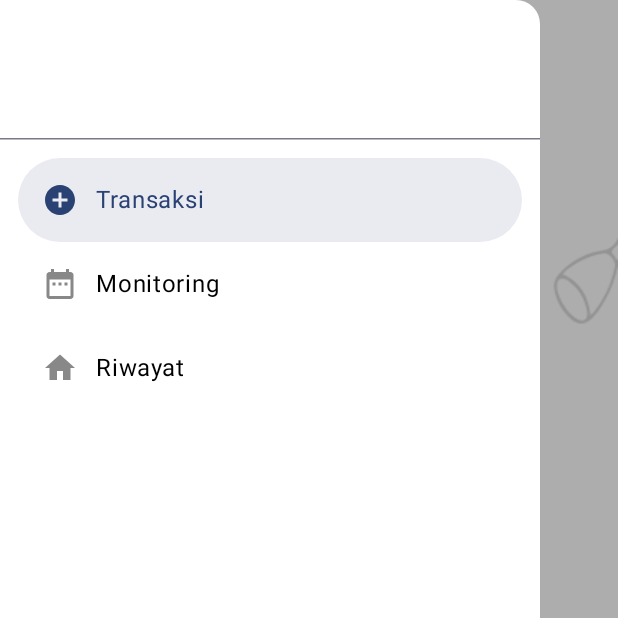
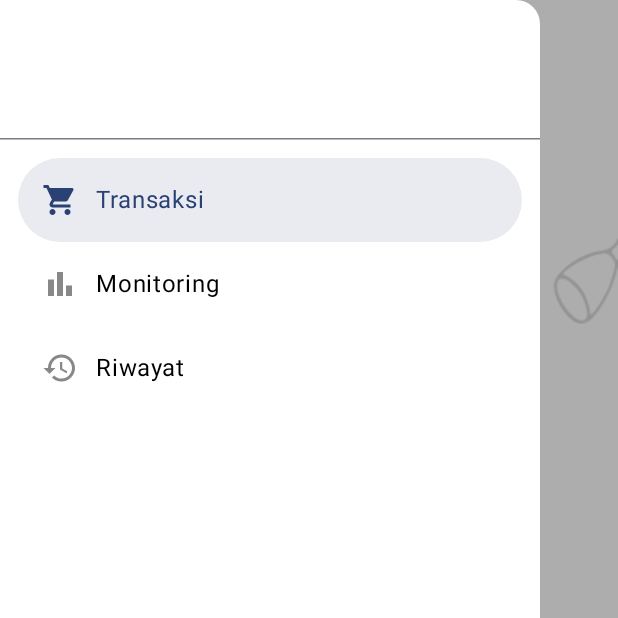
Before and after one commit to HrsCode11/Aplikasi-Kasir-Geprek, an Android app built with Jetpack Compose: the composable MainScreen called with empty values, after a tap on "Menu", on a phone screen of 412 x 824 dp, the top half of it. Run offline under Robolectric (Android 15) with nearby library versions, the phone set to English and light mode, and no system bars; our stand-ins replace Firebase (no records; nobody signed in at launch, a user with empty details on screens opened directly).

Commit message:
menyesuaikan icon

```diff
--- a/app/src/main/java/com/kelompok2/aplikasi_kasir_geprek/ui/main/SidebarItems.kt
+++ b/app/src/main/java/com/kelompok2/aplikasi_kasir_geprek/ui/main/SidebarItems.kt
@@ -1,11 +1,11 @@
 package com.kelompok2.aplikasi_kasir_geprek.ui.main
 
 import androidx.compose.material.icons.Icons
-import androidx.compose.material.icons.filled.AddCircle
-import androidx.compose.material.icons.filled.DateRange
+import androidx.compose.material.icons.filled.BarChart
 import androidx.compose.material.icons.filled.Face
-import androidx.compose.material.icons.filled.Home
-import androidx.compose.material.icons.filled.List
+import androidx.compose.material.icons.filled.History
+import androidx.compose.material.icons.filled.RestaurantMenu
+import androidx.compose.material.icons.filled.ShoppingCart
 import androidx.compose.ui.graphics.vector.ImageVector
 
 // Data class untuk merepresentasikan satu item di sidebar
@@ -17,16 +17,16 @@ data class SidebarItem(
 
 // Daftar item untuk Admin
 val adminSidebarItems = listOf(
-    SidebarItem("Transaksi", "transaksi", Icons.Default.AddCircle),
-    SidebarItem("Kelola Menu", "kelola_menu", Icons.Default.List),
+    SidebarItem("Transaksi", "transaksi", Icons.Default.ShoppingCart),
+    SidebarItem("Kelola Menu", "kelola_menu", Icons.Default.RestaurantMenu),
     SidebarItem("Kelola User", "kelola_user", Icons.Default.Face),
-    SidebarItem("Monitoring", "monitoring", Icons.Default.DateRange),
-    SidebarItem("Riwayat", "riwayat", Icons.Default.Home)
+    SidebarItem("Monitoring", "monitoring", Icons.Default.BarChart),
+    SidebarItem("Riwayat", "riwayat", Icons.Default.History)
 )
 
 // Daftar item untuk Kasir
 val kasirSidebarItems = listOf(
-    SidebarItem("Transaksi", "transaksi", Icons.Default.AddCircle),
-    SidebarItem("Monitoring", "monitoring", Icons.Default.DateRange),
-    SidebarItem("Riwayat", "riwayat", Icons.Default.Home)
+    SidebarItem("Transaksi", "transaksi", Icons.Default.ShoppingCart),
+    SidebarItem("Monitoring", "monitoring", Icons.Default.BarChart),
+    SidebarItem("Riwayat", "riwayat", Icons.Default.History)
 )
```
